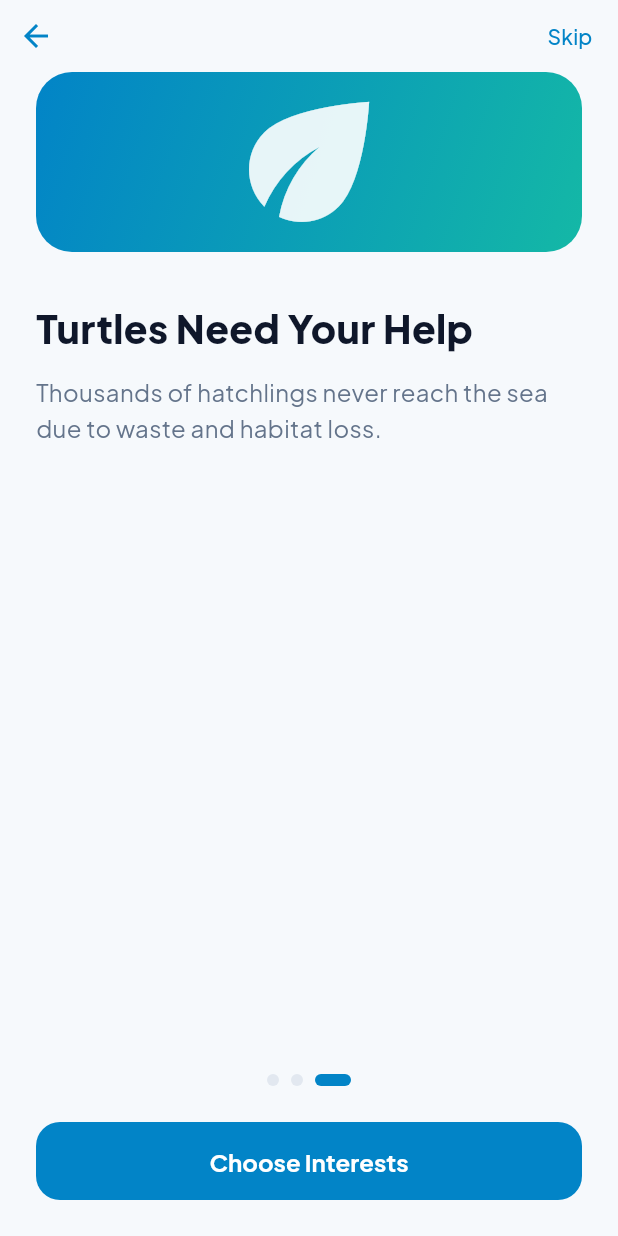
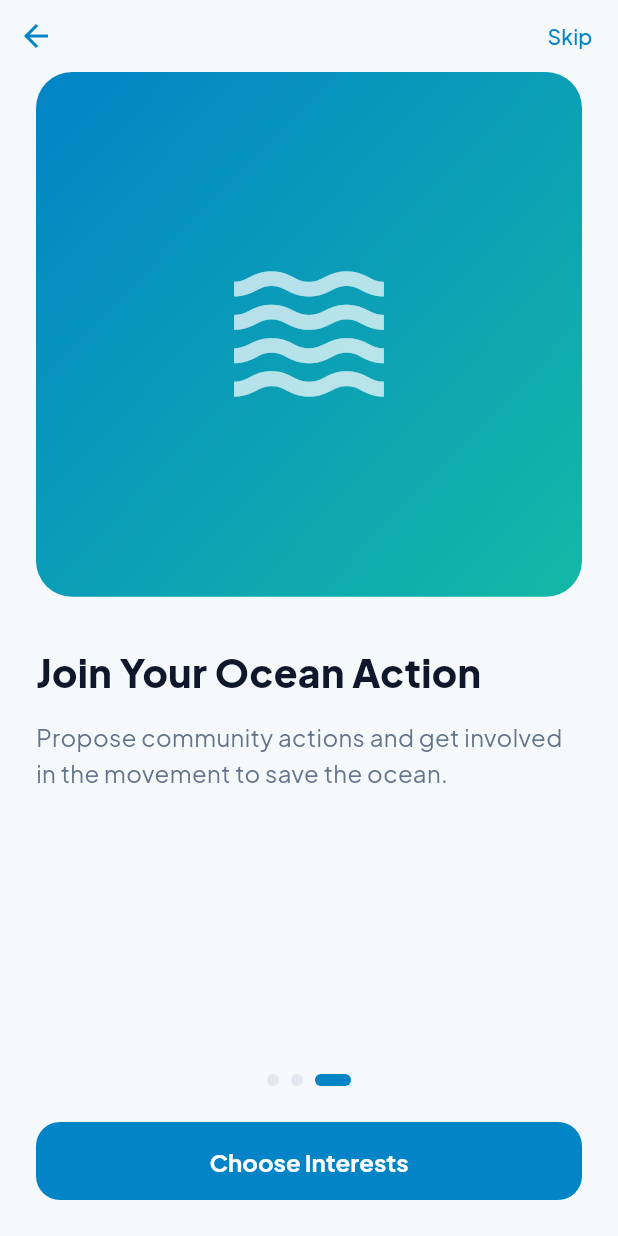
Before and after one commit to MANUSIAdosa/bluetrackproject, a Flutter app: the screen it shows after launch, after a tap on "Skip", after a tap on the "arrow back" icon, on a phone screen of 412 x 824 dp. Run offline on Flutter 3.47's test engine with Material 3 defaults, Android fonts, the phone set to English and light mode, and no system bars; our stand-ins replace flutter_map, flutter_secure_storage, go_router, hive, hive_flutter, latlong2 and 1 more; accounts and stored records are empty.

Commit message:
feat(P01): minat baru + slide dari ocean_facts.json + kunci p01_* (part 4/6)

```diff
--- a/lib/core/config/app_config.dart
+++ b/lib/core/config/app_config.dart
@@ -13,12 +13,17 @@ abstract final class AppConfig {
   static const String savedProjectsBox = 'saved_projects';
 
   // --- Onboarding ---------------------------------------------------------
+  // TODO(P01-part-4): the five interest IDs are the revised set
+  // (Sampah Laut, Terumbu Karang, Mangrove, Perikanan Berkelanjutan,
+  // Satwa Laut). `assets/mock/projects.json` still trains the OLD categories,
+  // so Explore's "Untuk minatmu" sorting only matches `mangrove` until the
+  // mock data is revised in its own part.
   static const List<String> interestIds = [
-    'penyu',
-    'karang',
+    'sampah_laut',
+    'terumbu_karang',
     'mangrove',
-    'mamalia_laut',
-    'lamun',
+    'perikanan',
+    'satwa_laut',
   ];
 
   // --- Auth (mock) --------------------------------------------------------
--- a/lib/core/localization/app_localizations.dart
+++ b/lib/core/localization/app_localizations.dart
@@ -88,23 +88,24 @@ class AppLocalizations {
       'cat.mamalia_laut': 'Mamalia laut',
       'cat.lamun': 'Lamun',
       'cat.tersimpan': 'Tersimpan',
+      // Revised interest set (P01 part 4). The old categories above stay:
+      // `assets/mock/projects.json` and filters.json still speak them.
+      'cat.sampah_laut': 'Sampah Laut',
+      'cat.terumbu_karang': 'Terumbu Karang',
+      'cat.perikanan': 'Perikanan Berkelanjutan',
+      'cat.satwa_laut': 'Satwa Laut',
 
       // --- Onboarding (P01) ---
-      'onboarding.skip': 'Lewati',
-      'onboarding.next': 'Berikutnya',
-      'onboarding.chooseInterests': 'Pilih Minat',
-      'onboarding.start': 'Mulai',
-      'onboarding.slide1.title': 'Laut Menyerap Karbon',
-      'onboarding.slide1.body': 'Laut menyerap lebih dari sepertiga karbon yang dilepas manusia setiap tahun.',
-      'onboarding.slide2.title': 'Terumbu Karang Rumah Ikan',
-      'onboarding.slide2.body':
-          'Lima persen dasar laut menampung seperempat spesies laut dunia.',
-      'onboarding.slide3.title': 'Penyu Butuh Bantuanmu',
-      'onboarding.slide3.body': 'Ribuan tukik gagal mencapai laut karena sampah dan hilangnya habitat.',
-      'onboarding.interests.title': 'Pilih Minatmu',
-      'onboarding.interests.subtitle':
+      // Slide facts are NOT localized here: their single source is
+      // `assets/mock/ocean_facts.json` (draft copy, see file TODO).
+      'p01.skip': 'Lewati',
+      'p01.next': 'Berikutnya',
+      'p01.chooseInterests': 'Pilih Minat',
+      'p01.start': 'Mulai',
+      'p01.interests.title': 'Pilih Minatmu',
+      'p01.interests.subtitle':
           'Kami akan mengurutkan proyek sesuai minatmu.',
-      'onboarding.minOne': 'Pilih minimal satu',
+      'p01.minOne': 'Pilih minimal satu',
 
       // --- Auth (P02) ---
       // The title lives in the body heading, not the app bar, so there is one
@@ -458,22 +459,24 @@ class AppLocalizations {
       'cat.mamalia_laut': 'Marine mammals',
       'cat.lamun': 'Seagrass',
       'cat.tersimpan': 'Saved',
+      // Revised interest set (P01 part 4). The old categories above stay:
+      // `assets/mock/projects.json` and filters.json still speak them.
+      'cat.sampah_laut': 'Marine Waste',
+      'cat.terumbu_karang': 'Coral Reefs',
+      'cat.perikanan': 'Sustainable Fisheries',
+      'cat.satwa_laut': 'Marine Wildlife',
 
       // --- Onboarding (P01) ---
-      'onboarding.skip': 'Skip',
-      'onboarding.next': 'Next',
-      'onboarding.chooseInterests': 'Choose Interests',
-      'onboarding.start': 'Start',
-      'onboarding.slide1.title': 'The Ocean Absorbs Carbon',
-      'onboarding.slide1.body': 'The ocean absorbs more than a third of the carbon humans emit each year.',
-      'onboarding.slide2.title': 'Coral Reefs Are Fish Homes',
-      'onboarding.slide2.body': 'Five percent of the seafloor shelters a quarter of all marine species.',
-      'onboarding.slide3.title': 'Turtles Need Your Help',
-      'onboarding.slide3.body': 'Thousands of hatchlings never reach the sea due to waste and habitat loss.',
-      'onboarding.interests.title': 'Pick Your Interests',
-      'onboarding.interests.subtitle':
+      // Slide facts are NOT localized here: their single source is
+      // `assets/mock/ocean_facts.json` (draft copy, see file TODO).
+      'p01.skip': 'Skip',
+      'p01.next': 'Next',
+      'p01.chooseInterests': 'Choose Interests',
+      'p01.start': 'Start',
+      'p01.interests.title': 'Pick Your Interests',
+      'p01.interests.subtitle':
           "We'll sort projects to match your interests.",
-      'onboarding.minOne': 'Pick at least one',
+      'p01.minOne': 'Pick at least one',
 
       // --- Auth (P02) ---
       // The title lives in the body heading, not the app bar, so there is one
--- /dev/null
+++ b/lib/features/onboarding/data/ocean_facts_repository.dart
@@ -0,0 +1,69 @@
+import 'dart:convert';
+
+import 'package:flutter/services.dart' show rootBundle;
+
+// TODO(P01-part-4): the slide copy of `assets/mock/ocean_facts.json` is a
+// DRAFT awaiting Trevan's approval — edit the JSON there, nowhere else, so
+// every slide text has exactly one source.
+
+/// One onboarding ocean fact with its copy already resolved for a language.
+class OnboardingSlide {
+  const OnboardingSlide({
+    required this.key,
+    required this.title,
+    required this.body,
+  });
+
+  /// Stable slide identifier, e.g. `slide1`.
+  final String key;
+
+  /// Short fact headline (<= 8 words per the onboarding rules).
+  final String title;
+
+  /// Exactly one explanatory sentence.
+  final String body;
+}
+
+/// Reads the P01 slide copy from `assets/mock/ocean_facts.json`.
+///
+/// Every field exists in both supported languages (`titleId`/`titleEn`,
+/// `bodyId`/`bodyEn`), so the language code decides which pair is returned.
+class OceanFactsRepository {
+  OceanFactsRepository._();
+
+  static const _asset = 'assets/mock/ocean_facts.json';
+
+  /// Test seam. The production loader reads the asset with REAL file IO,
+  /// which fake-async widget tests cannot pump deterministically (the Future
+  /// they start inside a build never lands on later testWidgets). Tests
+  /// override this with canned slides; production always keeps the default.
+  static Future<List<OnboardingSlide>> Function(String languageCode) loader =
+      loadFromAsset;
+
+  /// Entry point the page uses.
+  static Future<List<OnboardingSlide>> load(String languageCode) =>
+      loader(languageCode);
+
+  /// Reads the three slides for [languageCode] (`'id'` or `'en'`; any other
+  /// code falls back to Indonesian, the app's primary language).
+  static Future<List<OnboardingSlide>> loadFromAsset(String languageCode) async {
+    final raw = await rootBundle.loadString(_asset);
+    final map = jsonDecode(raw) as Map<String, dynamic>;
+    final slides = map['slides']! as List<dynamic>;
+
+    final titleField = 'title${_suffix(languageCode)}';
+    final bodyField = 'body${_suffix(languageCode)}';
+
+    return [
+      for (final slide in slides.cast<Map<String, dynamic>>())
+        OnboardingSlide(
+          key: slide['key']! as String,
+          title: slide[titleField]! as String,
+          body: slide[bodyField]! as String,
+        ),
+    ];
+  }
+
+  static String _suffix(String languageCode) =>
+      languageCode == 'en' ? 'En' : 'Id';
+}
--- a/lib/features/onboarding/presentation/onboarding_page.dart
+++ b/lib/features/onboarding/presentation/onboarding_page.dart
@@ -6,11 +6,18 @@ import '../../../core/localization/app_localizations.dart';
 import '../../../core/router/routes.dart';
 import '../../../core/state/app_state.dart';
 import '../../../core/theme/app_colors.dart';
+import '../../../shared/widgets/error_state.dart';
+import '../../../shared/widgets/skeleton.dart';
+import '../data/ocean_facts_repository.dart';
 
-/// P01 — Onboarding: 3 ocean-fact slides + interest selection.
+/// P01 — Onboarding: 3 slides introducing the reporting / community-action
+/// flow + interest selection.
 ///
-/// Completing it sets `onboarding_done = true` and persists selected
-/// interests (used later to sort Explore).
+/// Slide copy comes from `assets/mock/ocean_facts.json` —
+/// TODO(P01-part-4): the wording is a DRAFT awaiting Trevan's approval; the
+/// JSON is the only place it can change. Completing onboarding sets
+/// `onboarding_done = true` and persists selected interests (used later to
+/// sort Explore).
 ///
 /// Flow rules:
 /// - One primary button per screen. Slides 1–2 say "Next", slide 3 says
@@ -35,32 +42,24 @@ class _OnboardingPageState extends State<OnboardingPage> {
   int _slide = 0;
   bool _showInterests = false;
 
-  static const _slides = [
-    _OceanFact(
-      titleKey: 'onboarding.slide1.title',
-      bodyKey: 'onboarding.slide1.body',
-      icon: Icons.water_drop,
-    ),
-    _OceanFact(
-      titleKey: 'onboarding.slide2.title',
-      bodyKey: 'onboarding.slide2.body',
-      icon: Icons.waves,
-    ),
-    _OceanFact(
-      titleKey: 'onboarding.slide3.title',
-      bodyKey: 'onboarding.slide3.body',
-      icon: Icons.eco,
-    ),
-  ];
+  /// Set when returning from the interest screen: the slide deck is then
+  /// re-attached one frame later (after the facts future surfaces), so the
+  /// restore to the last slide is deferred until the PageView has clients.
+  bool _returningToSlides = false;
 
-  /// Material has no turtle, coral, or marine-mammal glyph, so those three use
-  /// an emoji; mangrove and seagrass have close Material matches.
+  /// Slide copy for the device language; the future is created once the
+  /// dependencies (i.e. the locale) are available and reused across rebuilds.
+  Future<List<OnboardingSlide>>? _factsFuture;
+
+  /// Material has no coral or marine-mammal glyph, so those use an emoji.
+  // TODO(P01-part-4): icon proposals to confirm with Trevan — `recycling`
+  // for marine waste, `set_meal` for sustainable fisheries.
   static const _interestVisuals = <String, _InterestVisual>{
-    'penyu': _InterestVisual(emoji: '🐢'),
-    'karang': _InterestVisual(emoji: '🪸'),
+    'sampah_laut': _InterestVisual(icon: Icons.recycling),
+    'terumbu_karang': _InterestVisual(emoji: '🪸'),
     'mangrove': _InterestVisual(icon: Icons.forest),
-    'mamalia_laut': _InterestVisual(emoji: '🐬'),
-    'lamun': _InterestVisual(icon: Icons.grass),
+    'perikanan': _InterestVisual(icon: Icons.set_meal),
+    'satwa_laut': _InterestVisual(emoji: '🐬'),
   };
 
   static const double _cardHeight = 68;
@@ -83,8 +82,13 @@ class _OnboardingPageState extends State<OnboardingPage> {
     context.go(Routes.explore);
   }
 
+  /// Re-runs the facts load after an error; the build recreates the future.
+  void _retryFacts() => setState(() => _factsFuture = null);
+
   void _nextSlide() {
-    if (_slide < _slides.length - 1) {
+    // The deck is fixed at 3 slides per the onboarding rules; the copy of all
+    // three lives in ocean_facts.json.
+    if (_slide < 2) {
       _pageController.nextPage(
         duration: const Duration(milliseconds: 300),
         curve: Curves.easeOut,
@@ -112,13 +116,9 @@ class _OnboardingPageState extends State<OnboardingPage> {
   /// Returns from the interest screen to the last slide, keeping any interests
   /// already selected.
   void _backToSlides() {
-    setState(() => _showInterests = false);
-    // The interest screen replaces the PageView in the tree, so the controller
-    // is detached at this moment and only re-attaches after the next build.
-    // Jumping eagerly would throw; waiting a frame lands on the last slide.
-    WidgetsBinding.instance.addPostFrameCallback((_) {
-      if (!mounted || !_pageController.hasClients) return;
-      _pageController.jumpToPage(_slides.length - 1);
+    setState(() {
+      _showInterests = false;
+      _returningToSlides = true;
     });
   }
 
@@ -138,19 +138,102 @@ class _OnboardingPageState extends State<OnboardingPage> {
   @override
   Widget build(BuildContext context) {
     if (_showInterests) return _buildInterests(context);
-    return _buildSlides(context);
+    return _buildSlidesContainer(context);
   }
 
-  Widget _buildSlides(BuildContext context) {
-    final isLast = _slide == _slides.length - 1;
+  /// Loads the slide copy once per page lifetime, mirroring the locale at
+  /// first build. Retry clears the future so the next build re-runs.
+  Widget _buildSlidesContainer(BuildContext context) {
+    _factsFuture ??=
+        OceanFactsRepository.load(Localizations.localeOf(context).languageCode);
+
+    return FutureBuilder<List<OnboardingSlide>>(
+      future: _factsFuture,
+      builder: (context, snapshot) {
+        final slides = snapshot.data;
+        if (snapshot.connectionState != ConnectionState.done) {
+          return _buildScaffold(
+            context,
+            body: _buildLoadingBody(context),
+          );
+        }
+        if (snapshot.hasError || slides == null || slides.isEmpty) {
+          return _buildScaffold(
+            context,
+            body: Center(
+              child: ErrorState(onRetry: _retryFacts),
+            ),
+          );
+        }
+        return _buildSlides(context, slides);
+      },
+    );
+  }
+
+  /// Thin outer scaffold shared by every onboarding state so the Skip/arrow
+  /// layout sub-header stays present while facts load.
+  Widget _buildScaffold(
+    BuildContext context, {
+    required Widget body,
+    Widget? header,
+  }) {
+    return Scaffold(
+      body: SafeArea(
+        child: Column(
+          children: [
+            ?header,
+            Expanded(child: body),
+          ],
+        ),
+      ),
+    );
+  }
+
+  Widget _buildLoadingBody(BuildContext context) {
+    return Padding(
+      padding: const EdgeInsets.symmetric(horizontal: 24),
+      child: Column(
+        crossAxisAlignment: CrossAxisAlignment.stretch,
+        children: [
+          const Spacer(),
+          const Skeleton(height: 300, radius: 24),
+          const SizedBox(height: 32),
+          Skeleton(
+            height: 28,
+            radius: AppDimens.cardRadius,
+          ),
+          const SizedBox(height: 12),
+          Skeleton(
+            height: 18,
+            radius: AppDimens.cardRadius,
+          ),
+          const Spacer(),
+        ],
+      ),
+    );
+  }
+
+  Widget _buildSlides(BuildContext context, List<OnboardingSlide> slides) {
+    if (_returningToSlides) {
+      _returningToSlides = false;
+      WidgetsBinding.instance.addPostFrameCallback((_) {
+        if (mounted && _pageController.hasClients) {
+          // Back always lands on the last slide; the deck is fixed at 3.
+          _pageController.jumpToPage(2);
+        }
+      });
+    }
+
+    final isLast = _slide == slides.length - 1;
     // Nothing behind slide 1, so there the route keeps its normal pop behavior.
     final isFirst = _slide == 0;
-    return PopScope<Object?>(
-      canPop: isFirst,
-      onPopInvokedWithResult: (didPop, _) =>
-          _handleSystemBack(didPop, onInterests: false),
-      child: Scaffold(
-        body: SafeArea(
+    return _buildScaffold(
+      context,
+      body: PopScope<Object?>(
+        canPop: isFirst,
+        onPopInvokedWithResult: (didPop, _) =>
+            _handleSystemBack(didPop, onInterests: false),
+        child: SafeArea(
           child: Column(
             children: [
               // Back arrow and Skip are secondary controls, deliberately not the
@@ -171,23 +254,25 @@ class _OnboardingPageState extends State<OnboardingPage> {
                   const Spacer(),
                   TextButton(
                     onPressed: _showInterestScreen,
-                    child: Text(context.tr('onboarding.skip')),
+                    child: Text(context.tr('p01.skip')),
                   ),
                 ],
               ),
               Expanded(
                 child: PageView.builder(
                   controller: _pageController,
-                  itemCount: _slides.length,
+                  itemCount: slides.length,
                   onPageChanged: (i) => setState(() => _slide = i),
                   itemBuilder: (context, i) {
-                    final slide = _slides[i];
+                    final slide = slides[i];
                     return Padding(
                       padding: const EdgeInsets.symmetric(horizontal: 24),
                       child: Column(
                         children: [
-                          // Illustration area ≈ 55% of screen height.
-                          Flexible(
+                          // Illustration area ≈ 55% of slide height; tight so
+                          // the block cannot shrink below its share (a loose
+                          // Flexible would collapse to the icon's 120px).
+                          Expanded(
                             flex: 55,
                             child: Container(
                               width: double.infinity,
@@ -199,10 +284,11 @@ class _OnboardingPageState extends State<OnboardingPage> {
                                   colors: [AppColors.ocean, AppColors.teal],
                                 ),
                               ),
-                              child: Icon(
-                                slide.icon,
+                              alignment: Alignment.center,
+                              child: const Icon(
+                                Icons.waves,
                                 size: 120,
-                                color: Colors.white.withValues(alpha: 0.9),
+                                color: Colors.white70,
                               ),
                             ),
                           ),
@@ -214,7 +300,7 @@ class _OnboardingPageState extends State<OnboardingPage> {
                                 crossAxisAlignment: CrossAxisAlignment.start,
                                 children: [
                                   Text(
-                                    context.tr(slide.titleKey),
+                                    slide.title,
                                     style: const TextStyle(
                                       fontSize: 26,
                                       fontWeight: FontWeight.w800,
@@ -222,7 +308,7 @@ class _OnboardingPageState extends State<OnboardingPage> {
                                   ),
                                   const SizedBox(height: 12),
                                   Text(
-                                    context.tr(slide.bodyKey),
+                                    slide.body,
                                     style: const TextStyle(
                                       fontSize: 16,
                                       height: 1.5,
@@ -243,7 +329,7 @@ class _OnboardingPageState extends State<OnboardingPage> {
               Row(
                 mainAxisAlignment: MainAxisAlignment.center,
                 children: [
-                  for (var i = 0; i < _slides.length; i++)
+                  for (var i = 0; i < slides.length; i++)
                     AnimatedContainer(
                       duration: const Duration(milliseconds: 200),
                       margin: const EdgeInsets.symmetric(horizontal: 4),
@@ -264,8 +350,8 @@ class _OnboardingPageState extends State<OnboardingPage> {
                     onPressed: _nextSlide,
                     child: Text(
                       isLast
-                          ? context.tr('onboarding.chooseInterests')
-                          : context.tr('onboarding.next'),
+                          ? context.tr('p01.chooseInterests')
+                          : context.tr('p01.next'),
                     ),
                   ),
                 ),
@@ -329,7 +415,7 @@ class _OnboardingPageState extends State<OnboardingPage> {
                   ),
                 ),
                 Text(
-                  context.tr('onboarding.interests.title'),
+                  context.tr('p01.interests.title'),
                   style: const TextStyle(
                     fontSize: 26,
                     fontWeight: FontWeight.w800,
@@ -337,7 +423,7 @@ class _OnboardingPageState extends State<OnboardingPage> {
                 ),
                 const SizedBox(height: 8),
                 Text(
-                  context.tr('onboarding.interests.subtitle'),
+                  context.tr('p01.interests.subtitle'),
                   style: const TextStyle(
                     fontSize: 15,
                     color: AppColors.textSecondary,
@@ -410,7 +496,7 @@ class _OnboardingPageState extends State<OnboardingPage> {
                     child: Padding(
                       padding: const EdgeInsets.only(bottom: 12),
                       child: Text(
-                        context.tr('onboarding.minOne'),
+                        context.tr('p01.minOne'),
                         style: const TextStyle(
                           color: AppColors.coral,
                           fontWeight: FontWeight.w600,
@@ -425,7 +511,7 @@ class _OnboardingPageState extends State<OnboardingPage> {
                     onPressed: canStart
                         ? () => _finish(_selectedInterests.toList())
                         : null,
-                    child: Text(context.tr('onboarding.start')),
+                    child: Text(context.tr('p01.start')),
                   ),
                 ),
               ],
@@ -435,18 +521,6 @@ class _OnboardingPageState extends State<OnboardingPage> {
       ),
     );
   }
-}
-
-class _OceanFact {
-  const _OceanFact({
-    required this.titleKey,
-    required this.bodyKey,
-    required this.icon,
-  });
-
-  final String titleKey;
-  final String bodyKey;
-  final IconData icon;
 }
 
 /// Visual for one interest: a Material icon where a close match exists,
```
Also changed, not shown: assets/mock/ocean_facts.json (added, +26 -0 lines).
